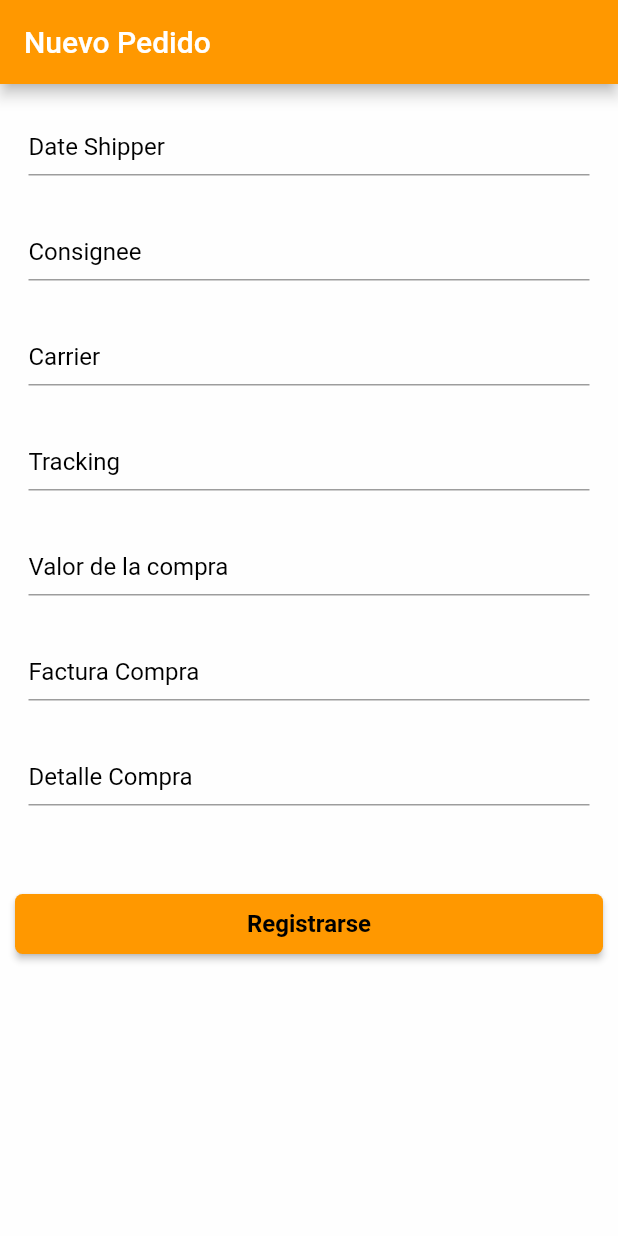
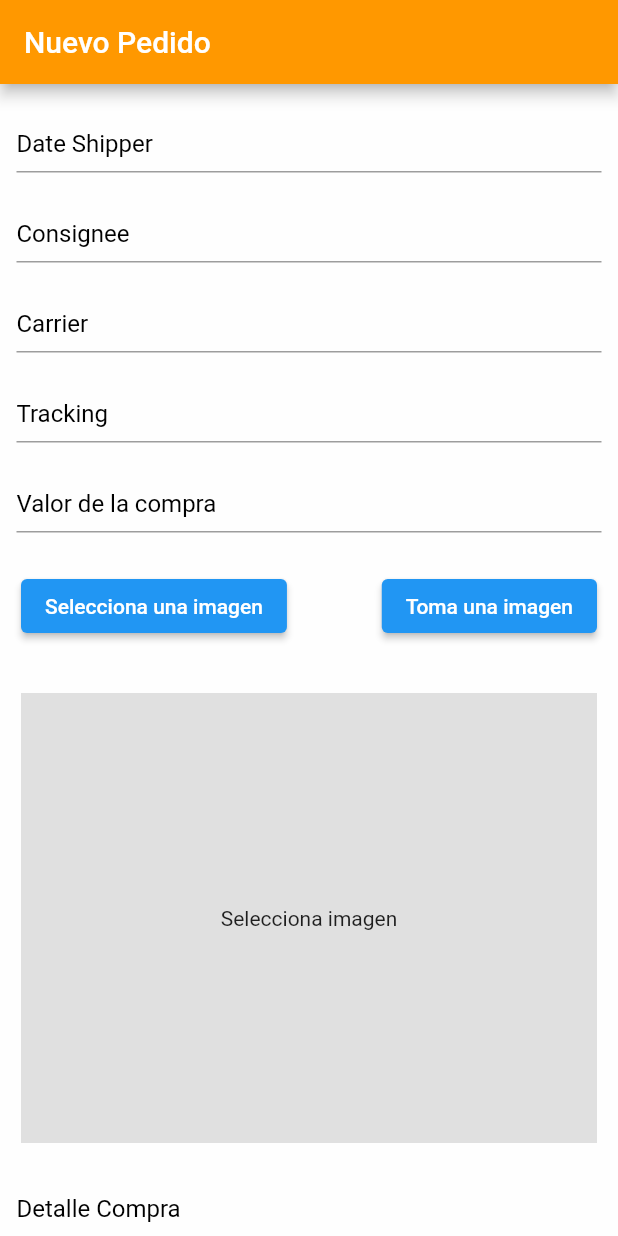
Before and after one commit to esfernandezb/proyecto_quiroz, a Flutter app: the pedido screen opened directly, on a phone screen of 412 x 824 dp. Run offline on Flutter 3.47's test engine with Material 2 defaults, Android fonts, the phone set to English and light mode, and no system bars; our stand-ins replace animate_do, cloud_firestore, curved_navigation_bar, firebase_auth, flutter_secure_storage, flutter_svg and 1 more; accounts and stored records are empty.

Commit message:
con galeria

```diff
--- a/lib/src/pedido.dart
+++ b/lib/src/pedido.dart
@@ -1,7 +1,8 @@
+import 'dart:io';
 import 'package:flutter/cupertino.dart';
 import 'package:flutter/material.dart';
-
 import 'login.dart';
+import 'package:image_picker/image_picker.dart';
 
 
 class pedido extends StatefulWidget {
@@ -10,6 +11,31 @@ class pedido extends StatefulWidget {
 }
 
 class _pedidoState extends State<pedido> {
+
+  File? _image;
+
+  final _picker = ImagePicker();
+  // Implementing the image picker
+
+  Future<void> _openCameraPicker() async {
+    final XFile? pickedImage =
+    await _picker.pickImage(source: ImageSource.camera);
+    if (pickedImage != null) {
+      setState(() {
+        _image = File(pickedImage.path);
+      });
+    }
+  }
+
+  Future<void> _openImagePicker() async {
+    final XFile? pickedImage =
+    await _picker.pickImage(source: ImageSource.gallery);
+    if (pickedImage != null) {
+      setState(() {
+        _image = File(pickedImage.path);
+      });
+    }
+  }
 
 
   @override
@@ -29,7 +55,7 @@ class _pedidoState extends State<pedido> {
                     children: <Widget>[
                       SizedBox(height: 10,),
                       Padding(
-                        padding: const EdgeInsets.all(10.0),
+                        padding: const EdgeInsets.all(5.0),
                         child: Container(
                           width: MediaQuery
                               .of(context)
@@ -42,7 +68,7 @@ class _pedidoState extends State<pedido> {
                               borderRadius: BorderRadius.circular(5.0)
                           ),
                           child: Padding(
-                            padding: const EdgeInsets.all(8.0),
+                            padding: const EdgeInsets.all(5.0),
                             child: TextFormField(
                               keyboardType: TextInputType.emailAddress,
                               style: TextStyle(color: Colors.black,
@@ -57,7 +83,7 @@ class _pedidoState extends State<pedido> {
                         ),
                       ),
                       Padding(
-                        padding: const EdgeInsets.all(10.0),
+                        padding: const EdgeInsets.all(5.0),
                         child: Container(
                           width: MediaQuery
                               .of(context)
@@ -70,7 +96,7 @@ class _pedidoState extends State<pedido> {
                               borderRadius: BorderRadius.circular(5.0)
                           ),
                           child: Padding(
-                            padding: const EdgeInsets.all(8.0),
+                            padding: const EdgeInsets.all(5.0),
                             child: TextFormField(
                               style: TextStyle(color: Colors.black,
                                   fontSize: 16),
@@ -85,7 +111,7 @@ class _pedidoState extends State<pedido> {
                       ),
 
                       Padding(
-                        padding: const EdgeInsets.all(10.0),
+                        padding: const EdgeInsets.all(5.0),
                         child: Container(
                           width: MediaQuery
                               .of(context)
@@ -98,7 +124,7 @@ class _pedidoState extends State<pedido> {
                               borderRadius: BorderRadius.circular(5.0)
                           ),
                           child: Padding(
-                            padding: const EdgeInsets.all(8.0),
+                            padding: const EdgeInsets.all(5.0),
                             child: TextFormField(
                               keyboardType: TextInputType.emailAddress,
                               style: TextStyle(color: Colors.black,
@@ -113,7 +139,7 @@ class _pedidoState extends State<pedido> {
                         ),
                       ),
                       Padding(
-                        padding: const EdgeInsets.all(10.0),
+                        padding: const EdgeInsets.all(5.0),
                         child: Container(
                           width: MediaQuery
                               .of(context)
@@ -126,7 +152,7 @@ class _pedidoState extends State<pedido> {
                               borderRadius: BorderRadius.circular(5.0)
                           ),
                           child: Padding(
-                            padding: const EdgeInsets.all(8.0),
+                            padding: const EdgeInsets.all(5.0),
                             child: TextFormField(
                               keyboardType: TextInputType.emailAddress,
                               style: TextStyle(color: Colors.black,
@@ -142,7 +168,7 @@ class _pedidoState extends State<pedido> {
                       ),
 
                       Padding(
-                        padding: const EdgeInsets.all(10.0),
+                        padding: const EdgeInsets.all(5.0),
                         child: Container(
                           width: MediaQuery
                               .of(context)
@@ -155,7 +181,7 @@ class _pedidoState extends State<pedido> {
                               borderRadius: BorderRadius.circular(5.0)
                           ),
                           child: Padding(
-                            padding: const EdgeInsets.all(8.0),
+                            padding: const EdgeInsets.all(5.0),
                             child: TextFormField(
                               keyboardType: TextInputType.emailAddress,
                               style: TextStyle(color: Colors.black,
@@ -171,7 +197,52 @@ class _pedidoState extends State<pedido> {
                       ),
 
                       Padding(
-                        padding: const EdgeInsets.all(10.0),
+                        padding: const EdgeInsets.all(5.0),
+                        child: Container(
+                          width: MediaQuery
+                              .of(context)
+                              .size
+                              .width,
+                          height:400,
+                          decoration: BoxDecoration(
+                              border: Border.all(color: Colors.white30),
+                              color: Colors.white12,
+                              borderRadius: BorderRadius.circular(5.0)
+                          ),
+                          child: Padding(
+                           padding: const EdgeInsets.all(8.0),
+                            child: Column(
+                              mainAxisAlignment: MainAxisAlignment.spaceBetween,
+                              children: [
+                                Row(
+                                  mainAxisAlignment: MainAxisAlignment.spaceBetween,
+                                  children: [
+                                    ElevatedButton(
+                                      child: const Text('Selecciona una imagen'),
+                                      onPressed: _openImagePicker,
+                                    ),
+                                    ElevatedButton(
+                                      child: const Text('Toma una imagen'),
+                                      onPressed: _openCameraPicker,
+                                    ),
+                                  ],
+                                ),
+                                Container(
+                                  alignment: Alignment.center,
+                                  width: double.infinity,
+                                  height: 300,
+                                  color: Colors.grey[300],
+                                  child: _image != null
+                                      ? Image.file(_image!, fit: BoxFit.cover)
+                                      : const Text('Selecciona imagen'),
+                                )
+                              ],
+                            ),
+                          ),
+                        ),
+                     ),
+                      Padding(
+                        padding: const EdgeInsets.all(5.0),
                         child: Container(
                           width: MediaQuery
                               .of(context)
@@ -184,38 +255,7 @@ class _pedidoState extends State<pedido> {
                               borderRadius: BorderRadius.circular(5.0)
                           ),
                           child: Padding(
-                            padding: const EdgeInsets.all(8.0),
-                            child: TextFormField(
-                              style: TextStyle(color: Colors.black,
-                                  fontSize: 16),
-                              keyboardType: TextInputType.text,
-                              //This will obscure text dynamically
-                              decoration: InputDecoration(
-                                hintText: 'Factura Compra',
-                                hintStyle: TextStyle(
-                                    fontSize: 16.0, color: Colors.black),
-                                // Here is key idea
-
-                              ),
-                            ),
-                          ),
-                        ),
-                      ),
-                      Padding(
-                        padding: const EdgeInsets.all(10.0),
-                        child: Container(
-                          width: MediaQuery
-                              .of(context)
-                              .size
-                              .width,
-                          height: 50,
-                          decoration: BoxDecoration(
-                              border: Border.all(color: Colors.white30),
-                              color: Colors.white12,
-                              borderRadius: BorderRadius.circular(5.0)
-                          ),
-                          child: Padding(
-                            padding: const EdgeInsets.all(8.0),
+                            padding: const EdgeInsets.all(5.0),
                             child: TextFormField(
                               style: TextStyle(color: Colors.black,
                                   fontSize: 16),
@@ -240,7 +280,7 @@ class _pedidoState extends State<pedido> {
                             .width,
                         height: 60,
                         child: Padding(
-                          padding: const EdgeInsets.all(10.0),
+                          padding: const EdgeInsets.all(8.0),
                           child: RaisedButton(shape: new RoundedRectangleBorder(
                               borderRadius: new BorderRadius.circular(5.0)),
                             disabledColor: Colors.orange,
--- a/pubspec.yaml
+++ b/pubspec.yaml
@@ -47,6 +47,11 @@ dependencies:
   firebase_storage: ^10.0.3
   http: ^0.13.4
   flutter_secure_storage: ^5.0.2
+  camera: any
+  path: any
+  path_provider: any
+  gallery_saver: any
+  image_picker: ^0.8.4+11
 
 dev_dependencies:
   flutter_test:
```
Also changed, not shown: pubspec.lock, 2 other files.
